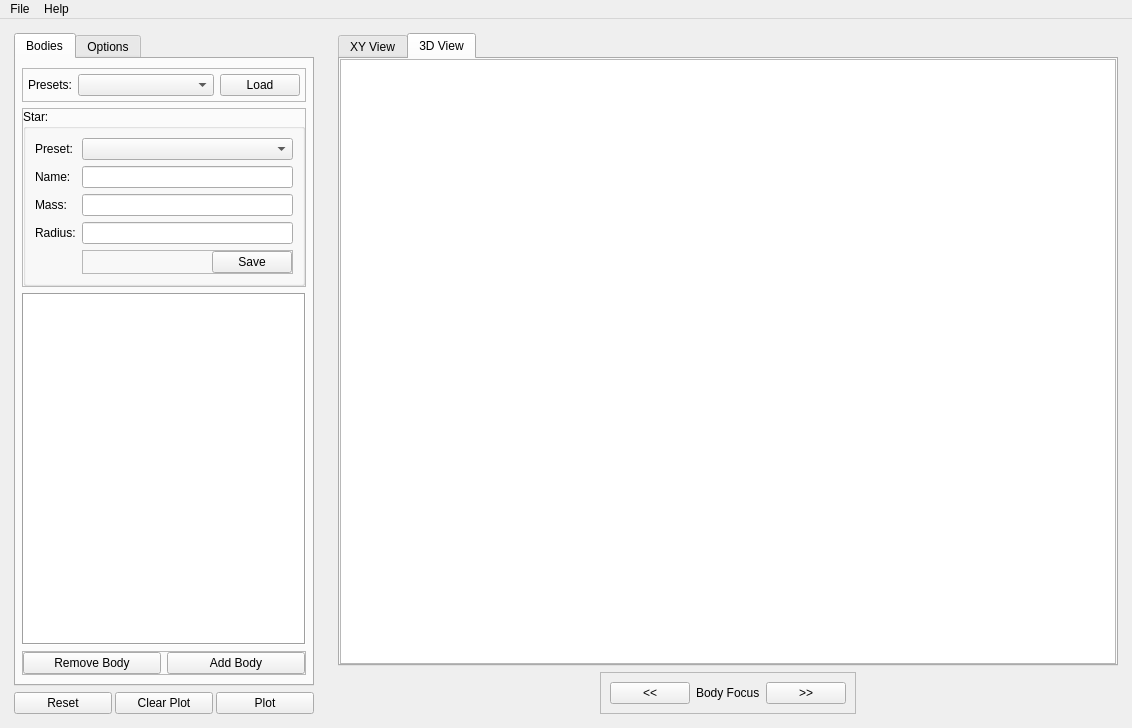
Old version of the form lib/assets/gui/mainWindow.ui in the repository jwfraustro/AST3211-jfraustro.
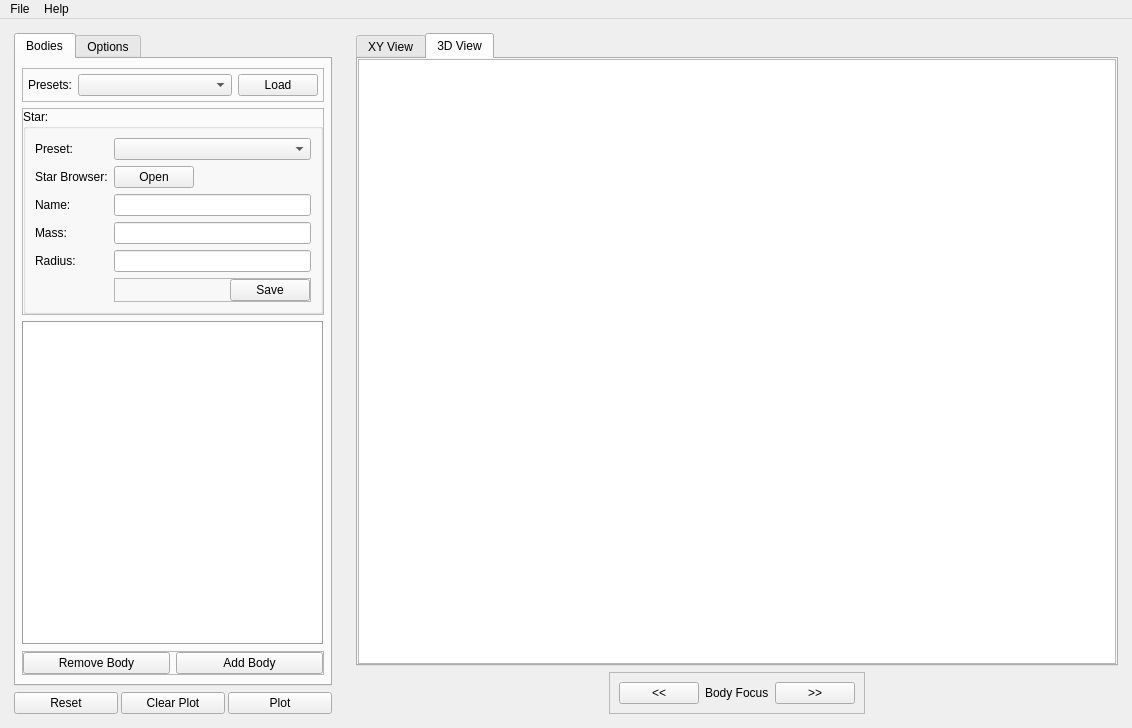
New version of the form. The open tabs and pages were chosen to show the change. Custom widgets are drawn as their Qt base class.

```diff
--- a/lib/assets/gui/mainWindow.ui
+++ b/lib/assets/gui/mainWindow.ui
@@ -48,7 +48,7 @@
           <bool>true</bool>
          </property>
          <property name="currentIndex">
-          <number>1</number>
+          <number>0</number>
          </property>
          <widget class="QWidget" name="TAB_bodies">
           <property name="sizePolicy">
@@ -147,6 +147,12 @@
                  <string>Star:</string>
                 </property>
                 <layout class="QFormLayout" name="formLayout">
+                 <property name="labelAlignment">
+                  <set>Qt::AlignLeading|Qt::AlignLeft|Qt::AlignVCenter</set>
+                 </property>
+                 <property name="formAlignment">
+                  <set>Qt::AlignLeading|Qt::AlignLeft|Qt::AlignTop</set>
+                 </property>
                  <item row="0" column="0">
                   <widget class="QLabel" name="lbl_starpreset">
                    <property name="text">
@@ -157,41 +163,61 @@
                  <item row="0" column="1">
                   <widget class="QComboBox" name="cb_starPreset"/>
                  </item>
-                 <item row="1" column="0">
+                 <item row="2" column="0">
+                  <widget class="QLabel" name="lbl_starbrowser">
+                   <property name="text">
+                    <string>Star Browser:</string>
+                   </property>
+                  </widget>
+                 </item>
+                 <item row="2" column="1">
+                  <widget class="QPushButton" name="btn_starbrowser">
+                   <property name="sizePolicy">
+                    <sizepolicy hsizetype="Fixed" vsizetype="Fixed">
+                     <horstretch>0</horstretch>
+                     <verstretch>0</verstretch>
+                    </sizepolicy>
+                   </property>
+                   <property name="text">
+                    <string>Open</string>
+                   </property>
+                  </widget>
+                 </item>
+                 <item row="3" column="0">
                   <widget class="QLabel" name="lbl_starname">
                    <property name="text">
                     <string>Name:</string>
                    </property>
                   </widget>
                  </item>
-                 <item row="1" column="1">
+                 <item row="3" column="1">
                   <widget class="QLineEdit" name="le_starname">
                    <property name="text">
                     <string/>
                    </property>
                   </widget>
                  </item>
-                 <item row="2" column="0">
+                 <item row="4" column="0">
                   <widget class="QLabel" name="lbl_starmass">
                    <property name="text">
                     <string>Mass:</string>
                    </property>
                   </widget>
                  </item>
-                 <item row="2" column="1">
+                 <item row="4" column="1">
                   <widget class="QLineEdit" name="le_starmass"/>
                  </item>
-                 <item row="3" column="0">
+                 <item row="5" column="0">
                   <widget class="QLabel" name="lbl_starradius">
                    <property name="text">
                     <string>Radius:</string>
                    </property>
                   </widget>
                  </item>
-                 <item row="3" column="1">
+                 <item row="5" column="1">
                   <widget class="QLineEdit" name="le_starradius"/>
                  </item>
-                 <item row="4" column="1">
+                 <item row="6" column="1">
                   <widget class="QFrame" name="frame_5">
                    <property name="frameShape">
                     <enum>QFrame::StyledPanel</enum>
@@ -550,10 +576,10 @@
            <item row="1" column="1">
             <widget class="QRadioButton" name="rb_multiprocess">
              <property name="text">
-              <string/>
+              <string>(Currently Unsupported)</string>
              </property>
              <property name="checked">
-              <bool>true</bool>
+              <bool>false</bool>
              </property>
             </widget>
            </item>
```
